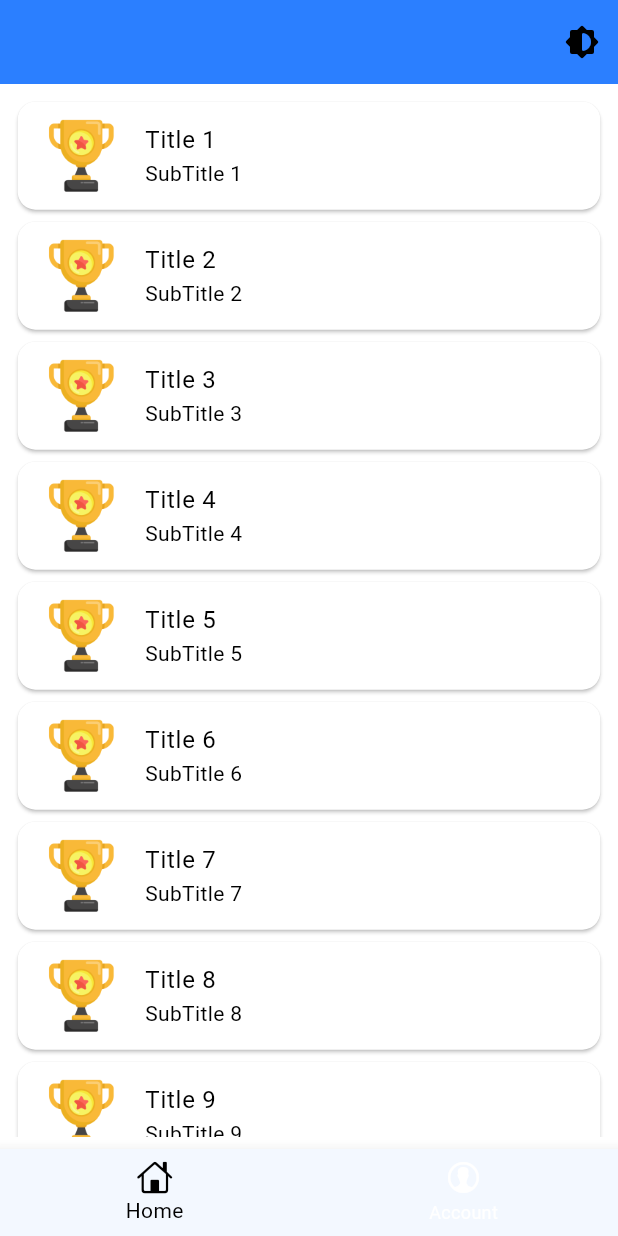
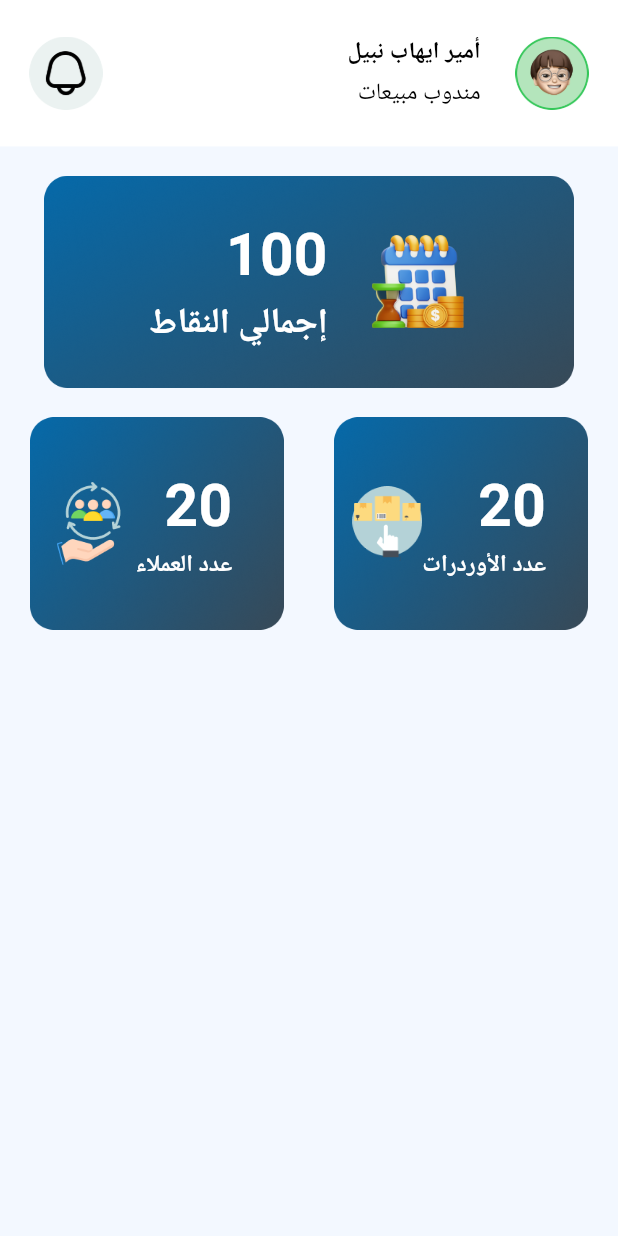
Before and after one commit to fadymonier/Mandop, a Flutter app: the HomeView screen opened by its route, on a phone screen of 412 x 824 dp. Run offline on Flutter 3.47's test engine with Material 3 defaults, Android fonts, the phone set to English and light mode, and no system bars; our stand-ins replace flutter_bloc, flutter_screenutil, get_it, go_router, google_fonts, shared_preferences; accounts and stored records are empty; Roboto replaces fonts that are missing (Cairo).

Commit message:
Finished Home Body

```diff
--- a/lib/core/routes/app_router.dart
+++ b/lib/core/routes/app_router.dart
@@ -1,6 +1,5 @@
 import 'package:go_router/go_router.dart';
 import 'package:mandoob/features/auth/sign_in/presentation/view/sign_in_view.dart';
-import 'package:mandoob/features/home/presentation/view/content_details_view.dart';
 import 'package:mandoob/features/home/presentation/view/home_view.dart';
 import 'package:mandoob/features/splash/presentation/view/splash_view.dart';
 
@@ -13,7 +12,7 @@ final GoRouter router = GoRouter(routes: [
   ),
   GoRoute(
     path: "/onBoarding",
-    builder: (context, state) => OnboardingScreen(),
+    builder: (context, state) => const OnboardingScreen(),
   ),
   GoRoute(
     path: "/SignIn",
@@ -23,12 +22,4 @@ final GoRouter router = GoRouter(routes: [
     path: "/Home",
     builder: (context, state) => const HomeView(),
   ),
-  GoRoute(
-    path: "/ContentDetails",
-    builder: (context, state) => const ContentDetails(
-      title: '',
-      subTitle: '',
-      image: '',
-    ),
-  ),
 ]);
--- a/lib/features/auth/sign_in/presentation/widgets/welcome_text_widget.dart
+++ b/lib/features/auth/sign_in/presentation/widgets/welcome_text_widget.dart
@@ -1,5 +1,6 @@
 import 'package:flutter/material.dart';
-import 'package:mandoob/core/utils/app_text_styles.dart';
+import 'package:flutter_screenutil/flutter_screenutil.dart';
+import 'package:google_fonts/google_fonts.dart';
 
 class WelcomeTextWidget extends StatelessWidget {
   const WelcomeTextWidget({super.key, required this.text});
@@ -9,7 +10,7 @@ class WelcomeTextWidget extends StatelessWidget {
     return Align(
       child: Text(
         text,
-        style: CustomTextStyles.poppins600style28,
+        style: GoogleFonts.cairo(fontSize: 24.sp, fontWeight: FontWeight.w700),
       ),
     );
   }
--- a/lib/features/home/presentation/view/content_details_view.dart
+++ /dev/null
@@ -1,42 +0,0 @@
-import 'package:flutter/material.dart';
-import 'package:flutter_screenutil/flutter_screenutil.dart';
-import 'package:mandoob/core/utils/app_colors.dart';
-
-class ContentDetails extends StatelessWidget {
-  const ContentDetails({
-    super.key,
-    required this.title,
-    required this.subTitle,
-    required this.image,
-  });
-
-  final String title;
-  final String subTitle;
-  final String image;
-
-  @override
-  Widget build(BuildContext context) {
-    return Scaffold(
-      appBar: AppBar(
-        backgroundColor: AppColors.buttonColor,
-        title: Text(title),
-      ),
-      body: Center(
-        child: Column(
-          mainAxisAlignment: MainAxisAlignment.center,
-          children: [
-            Image.asset(
-              image,
-              height: 120.h,
-            ),
-            SizedBox(
-              height: 10.h,
-            ),
-            Text(title),
-            Text(subTitle),
-          ],
-        ),
-      ),
-    );
-  }
-}
--- a/lib/features/home/presentation/view/home_view.dart
+++ b/lib/features/home/presentation/view/home_view.dart
@@ -1,62 +1,15 @@
-import 'package:flutter/cupertino.dart';
 import 'package:flutter/material.dart';
-import 'package:mandoob/core/theme/theme_provider.dart';
 import 'package:mandoob/core/utils/app_colors.dart';
+import 'package:mandoob/features/home/presentation/widgets/home_body.dart';
 
-import 'package:mandoob/features/home/presentation/widgets/home_body.dart';
-import 'package:provider/provider.dart';
-
-class HomeView extends StatefulWidget {
+class HomeView extends StatelessWidget {
   const HomeView({super.key});
-
-  @override
-  State<HomeView> createState() => _HomeViewState();
-}
-
-class _HomeViewState extends State<HomeView> {
-  int _currentIndex = 0;
-
-  final List<Widget> _pages = [
-    const ContentListView(),
-    const Score(),
-  ];
 
   @override
   Widget build(BuildContext context) {
     return Scaffold(
-      appBar: AppBar(
-        backgroundColor: AppColors.buttonColor,
-        actions: [
-          IconButton(
-            icon: const Icon(Icons.brightness_6_rounded),
-            onPressed: () {
-              Provider.of<ThemeProvider>(context, listen: false).toggleTheme();
-            },
-          ),
-        ],
-      ),
-      body: _pages[_currentIndex],
-      bottomNavigationBar: BottomNavigationBar(
-        currentIndex: _currentIndex,
-        onTap: (index) {
-          setState(() {
-            _currentIndex = index;
-          });
-        },
-        backgroundColor: AppColors.scaffoldBackgroundColor,
-        selectedItemColor: AppColors.blackColor,
-        unselectedItemColor: AppColors.whtieColor,
-        items: const [
-          BottomNavigationBarItem(
-            icon: Icon(CupertinoIcons.home),
-            label: 'Home',
-          ),
-          BottomNavigationBarItem(
-            icon: Icon(CupertinoIcons.person_alt_circle),
-            label: 'Account',
-          ),
-        ],
-      ),
+      backgroundColor: AppColors.scaffoldBackgroundColor,
+      body: const HomeBody(),
     );
   }
 }
--- /dev/null
+++ b/lib/features/home/presentation/widgets/clients_number.dart
@@ -0,0 +1,63 @@
+import 'package:flutter/material.dart';
+import 'package:flutter_screenutil/flutter_screenutil.dart';
+import 'package:google_fonts/google_fonts.dart';
+import 'package:mandoob/core/utils/app_colors.dart';
+
+class ClientsNumberWidget extends StatelessWidget {
+  const ClientsNumberWidget({
+    super.key,
+  });
+
+  @override
+  Widget build(BuildContext context) {
+    return Row(
+      children: [
+        Stack(alignment: Alignment.center, children: [
+          Image.asset(
+            "assets/images/clientsAndOrdersCard.png",
+            width: 172.w,
+            height: 145.h,
+          ),
+          Row(mainAxisAlignment: MainAxisAlignment.center, children: [
+            Padding(
+              padding: const EdgeInsets.all(8.0),
+              child: Image.asset(
+                "assets/images/clientsImage.png",
+                width: 44.w,
+                height: 57.h,
+              ),
+            ),
+            Column(
+              crossAxisAlignment: CrossAxisAlignment.end,
+              children: [
+                Row(
+                  children: [
+                    Text(
+                      "20",
+                      style: GoogleFonts.cairo(
+                        fontSize: 40.sp,
+                        fontWeight: FontWeight.bold,
+                        color: AppColors.whtieColor,
+                      ),
+                    ),
+                  ],
+                ),
+                Text(
+                  "عدد العملاء",
+                  style: GoogleFonts.cairo(
+                    fontSize: 16.sp,
+                    fontWeight: FontWeight.bold,
+                    color: AppColors.whtieColor,
+                  ),
+                ),
+              ],
+            ),
+            SizedBox(
+              width: 25.w,
+            ),
+          ])
+        ])
+      ],
+    );
+  }
+}
--- a/lib/features/home/presentation/widgets/home_body.dart
+++ b/lib/features/home/presentation/widgets/home_body.dart
@@ -1,96 +1,34 @@
 import 'package:flutter/material.dart';
 import 'package:flutter_screenutil/flutter_screenutil.dart';
-import 'package:mandoob/features/home/presentation/view/content_details_view.dart';
+import 'package:mandoob/features/home/presentation/widgets/clients_number.dart';
+import 'package:mandoob/features/home/presentation/widgets/mandop_home_details.dart';
+import 'package:mandoob/features/home/presentation/widgets/orders_number.dart';
+import 'package:mandoob/features/home/presentation/widgets/total_points.dart';
 
-class ContentListView extends StatelessWidget {
-  const ContentListView({super.key});
+class HomeBody extends StatelessWidget {
+  const HomeBody({
+    super.key,
+  });
 
   @override
   Widget build(BuildContext context) {
-    return Padding(
-      padding: EdgeInsets.all(8.0.r),
-      child: ListView.builder(
-        itemCount: 20, // Unlimited items
-        itemBuilder: (context, index) {
-          return ContentForMandoob(
-            title: 'Title ${index + 1}', // Dynamically generated title
-            subTitle: 'SubTitle ${index + 1}', // Dynamically generated subtitle
-            image: 'assets/images/loyal.png', // Static image
-          );
-        },
+    return SafeArea(
+      child: Column(
+        children: [
+          const MandopHomeDetails(),
+          SizedBox(height: 20.h),
+          const TotalPointsWidget(),
+          SizedBox(height: 20.h),
+          Row(
+            mainAxisAlignment: MainAxisAlignment.center,
+            children: [
+              const ClientsNumberWidget(),
+              SizedBox(width: 20.w),
+              const OrdersNumberWidget()
+            ],
+          )
+        ],
       ),
     );
   }
 }
-
-class ContentForMandoob extends StatelessWidget {
-  const ContentForMandoob({
-    super.key,
-    required this.title,
-    required this.subTitle,
-    required this.image,
-  });
-
-  final String title;
-  final String subTitle;
-  final String image;
-
-  @override
-  Widget build(BuildContext context) {
-    return InkWell(
-      onTap: () {
-        Navigator.push(
-          context,
-          MaterialPageRoute(
-            builder: (context) => ContentDetails(
-              title: title,
-              subTitle: subTitle,
-              image: image,
-            ),
-          ),
-        );
-      },
-      child: Card(
-        child: ListTile(
-          title: Text(title),
-          subtitle: Text(subTitle),
-          leading: Image.asset(
-            image,
-            width: 50.w,
-            height: 50.h,
-            fit: BoxFit.cover,
-          ),
-        ),
-      ),
-    );
-  }
-}
-
-class Score extends StatelessWidget {
-  const Score({super.key});
-
-  @override
-  Widget build(BuildContext context) {
-    return Center(
-      child: SizedBox(
-        height: 100.h,
-        width: 120.w,
-        child: const Card(
-          child: Column(
-            mainAxisAlignment: MainAxisAlignment.center,
-            children: [
-              Text(
-                'Score',
-                style: TextStyle(fontSize: 24),
-              ),
-              Text(
-                '0',
-                style: TextStyle(fontSize: 24),
-              ),
-            ],
-          ),
-        ),
-      ),
-    );
-  }
-}
--- /dev/null
+++ b/lib/features/home/presentation/widgets/mandop_home_details.dart
@@ -0,0 +1,64 @@
+import 'package:flutter/material.dart';
+import 'package:flutter_screenutil/flutter_screenutil.dart';
+import 'package:google_fonts/google_fonts.dart';
+import 'package:mandoob/core/utils/app_colors.dart';
+
+class MandopHomeDetails extends StatelessWidget {
+  const MandopHomeDetails({
+    super.key,
+  });
+
+  @override
+  Widget build(BuildContext context) {
+    return Container(
+      width: double.infinity,
+      height: 100.h,
+      color: AppColors.whtieColor,
+      child: Column(
+        mainAxisAlignment: MainAxisAlignment.center,
+        children: [
+          Padding(
+            padding: EdgeInsets.all(18.0.r),
+            child: Row(
+              mainAxisAlignment: MainAxisAlignment.end,
+              children: [
+                Image.asset("assets/images/notify.png",
+                    width: 50.w, height: 50.h),
+                const Spacer(),
+                Column(
+                  crossAxisAlignment: CrossAxisAlignment.end,
+                  children: [
+                    Text(
+                      textAlign: TextAlign.right,
+                      "أمير ايهاب نبيل",
+                      style: GoogleFonts.cairo(
+                        fontSize: 16.sp,
+                        fontWeight: FontWeight.bold,
+                      ),
+                    ),
+                    SizedBox(
+                      height: 5.h,
+                    ),
+                    Text(
+                      textAlign: TextAlign.right,
+                      "مندوب مبيعات",
+                      style: GoogleFonts.cairo(
+                        fontSize: 16.sp,
+                        fontWeight: FontWeight.w300,
+                      ),
+                    ),
+                  ],
+                ),
+                SizedBox(
+                  width: 20.w,
+                ),
+                Image.asset("assets/images/homaAvatar.png",
+                    width: 50.w, height: 50.h),
+              ],
+            ),
+          ),
+        ],
+      ),
+    );
+  }
+}
--- /dev/null
+++ b/lib/features/home/presentation/widgets/orders_number.dart
@@ -0,0 +1,63 @@
+import 'package:flutter/material.dart';
+import 'package:flutter_screenutil/flutter_screenutil.dart';
+import 'package:google_fonts/google_fonts.dart';
+import 'package:mandoob/core/utils/app_colors.dart';
+
+class OrdersNumberWidget extends StatelessWidget {
+  const OrdersNumberWidget({
+    super.key,
+  });
+
+  @override
+  Widget build(BuildContext context) {
+    return Row(
+      children: [
+        Stack(alignment: Alignment.center, children: [
+          Image.asset(
+            "assets/images/clientsAndOrdersCard.png",
+            width: 172.w,
+            height: 145.h,
+          ),
+          Row(mainAxisAlignment: MainAxisAlignment.center, children: [
+            SizedBox(
+              width: 10.w,
+            ),
+            Image.asset(
+              "assets/images/ordersImage.png",
+              width: 44.w,
+              height: 57.h,
+            ),
+            Column(
+              crossAxisAlignment: CrossAxisAlignment.end,
+              children: [
+                Row(
+                  children: [
+                    Text(
+                      "20",
+                      style: GoogleFonts.cairo(
+                        fontSize: 40.sp,
+                        fontWeight: FontWeight.bold,
+                        color: AppColors.whtieColor,
+                      ),
+                    ),
+                  ],
+                ),
+                Text(
+                  "عدد الأوردرات",
+                  style: GoogleFonts.cairo(
+                    fontSize: 16.sp,
+                    fontWeight: FontWeight.bold,
+                    color: AppColors.whtieColor,
+                  ),
+                ),
+              ],
+            ),
+            SizedBox(
+              width: 25.w,
+            ),
+          ])
+        ])
+      ],
+    );
+  }
+}
--- /dev/null
+++ b/lib/features/home/presentation/widgets/total_points.dart
@@ -0,0 +1,52 @@
+import 'package:flutter/material.dart';
+import 'package:flutter_screenutil/flutter_screenutil.dart';
+import 'package:google_fonts/google_fonts.dart';
+import 'package:mandoob/core/utils/app_colors.dart';
+
+class TotalPointsWidget extends StatelessWidget {
+  const TotalPointsWidget({
+    super.key,
+  });
+
+  @override
+  Widget build(BuildContext context) {
+    return Stack(alignment: Alignment.center, children: [
+      Image.asset(
+        "assets/images/pointsCard.png",
+        width: 360.w,
+        height: 145.h,
+      ),
+      Row(mainAxisAlignment: MainAxisAlignment.center, children: [
+        Column(
+          crossAxisAlignment: CrossAxisAlignment.end,
+          children: [
+            Text(
+              "100",
+              style: GoogleFonts.cairo(
+                fontSize: 40.sp,
+                fontWeight: FontWeight.bold,
+                color: AppColors.whtieColor,
+              ),
+            ),
+            Text(
+              "إجمالي النقاط",
+              style: GoogleFonts.cairo(
+                fontSize: 24.sp,
+                fontWeight: FontWeight.bold,
+                color: AppColors.whtieColor,
+              ),
+            ),
+          ],
+        ),
+        SizedBox(
+          width: 25.w,
+        ),
+        Image.asset(
+          "assets/images/pointsImage.png",
+          width: 64.w,
+          height: 64.h,
+        ),
+      ])
+    ]);
+  }
+}
```
Also changed, not shown: lib/core/widgets/custom_btn.dart (+9 -5 lines), lib/features/auth/sign_in/presentation/view/sign_in_view.dart (+46 -6 lines), lib/features/auth/sign_in/presentation/widgets/auth_text_field.dart (+14 -7 lines), lib/features/auth/sign_in/presentation/widgets/remember_me.dart (added, +56 -0 lines), assets/images/clientsAndOrdersCard.png (added), assets/images/clientsImage.png (added), assets/images/homaAvatar.png (added), assets/images/notify.png (added), assets/images/ordersImage.png (added), assets/images/pointsCard.png (added), assets/images/pointsImage.png (added).
